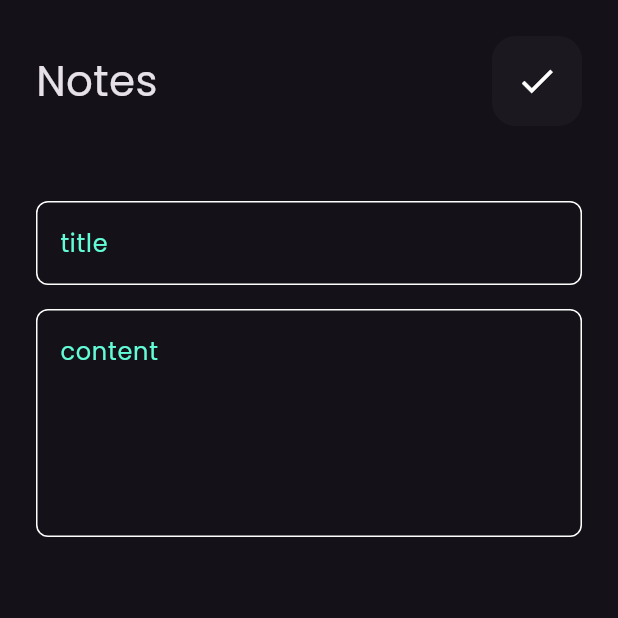
After one commit to mohammedmaher3333333/notes_app, a Flutter app: the screen it shows after launch, after a tap on "Flutter Tips", on a phone screen of 412 x 824 dp, the top half of it. The commit adds this screen. Run offline on Flutter 3.47's test engine with Material 3 defaults, Android fonts, the phone set to English and light mode, and no system bars; our stand-ins replace font_awesome_flutter.

Commit message:
finish note view ui done

```diff
--- a/lib/main.dart
+++ b/lib/main.dart
@@ -11,6 +11,7 @@ class NotesApp extends StatelessWidget {
   @override
   Widget build(BuildContext context) {
     return MaterialApp(
+      debugShowCheckedModeBanner: false,
       title: 'Flutter Demo',
       theme: ThemeData(
         brightness: Brightness.dark,
--- /dev/null
+++ b/lib/views/edit_note_view.dart
@@ -0,0 +1,13 @@
+import 'package:flutter/material.dart';
+import 'package:notes_app/views/widgets/edit_note_view_body.dart';
+
+class EditNoteView extends StatelessWidget {
+  const EditNoteView({super.key});
+
+  @override
+  Widget build(BuildContext context) {
+    return const Scaffold(
+      body: EditNoteViewBody(),
+    );
+  }
+}
--- a/lib/views/widgets/custom_app_bar.dart
+++ b/lib/views/widgets/custom_app_bar.dart
@@ -2,18 +2,23 @@ import 'package:flutter/material.dart';
 import 'package:notes_app/views/widgets/custom_search_icon.dart';
 
 class CustomAppBar extends StatelessWidget {
-  const CustomAppBar({super.key});
+  const CustomAppBar({super.key, required this.title, required this.icon});
+
+  final String title;
+  final IconData icon;
 
   @override
   Widget build(BuildContext context) {
-    return const Row(
+    return Row(
       children: [
         Text(
-          'Notes',
-          style: TextStyle(fontSize: 28),
+          title,
+          style: const TextStyle(fontSize: 28),
         ),
-        Spacer(),
-        CustomSearchIcon(),
+        const Spacer(),
+        CustomSearchIcon(
+          icon: icon,
+        ),
       ],
     );
   }
--- a/lib/views/widgets/custom_note_item.dart
+++ b/lib/views/widgets/custom_note_item.dart
@@ -1,12 +1,17 @@
 import 'package:flutter/material.dart';
 import 'package:font_awesome_flutter/font_awesome_flutter.dart';
+import 'package:notes_app/views/edit_note_view.dart';
 
 class NoteItem extends StatelessWidget {
   const NoteItem({super.key});
 
   @override
   Widget build(BuildContext context) {
-    return Container(
+    return GestureDetector(
+      onTap: (){
+        Navigator.push(context, MaterialPageRoute(builder: (context) => const EditNoteView(),));
+      },
+      child: Container(
         padding: const EdgeInsets.only(top: 24, bottom: 24, left: 16),
         decoration: BoxDecoration(
           color: const Color(0xffFFCC80),
@@ -56,6 +61,7 @@ class NoteItem extends StatelessWidget {
             ),
           ],
         ),
+      ),
     );
   }
 }
--- a/lib/views/widgets/custom_search_icon.dart
+++ b/lib/views/widgets/custom_search_icon.dart
@@ -1,8 +1,8 @@
 import 'package:flutter/material.dart';
 
 class CustomSearchIcon extends StatelessWidget {
-  const CustomSearchIcon({super.key});
-
+  const CustomSearchIcon({super.key, required this.icon});
+  final IconData icon;
   @override
   Widget build(BuildContext context) {
     return Container(
@@ -12,9 +12,9 @@ class CustomSearchIcon extends StatelessWidget {
         color: Colors.white.withOpacity(0.03),
         borderRadius: BorderRadius.circular(16),
       ),
-      child: const Center(
+      child: Center(
         child: Icon(
-          Icons.search,
+          icon,
           size: 28,
         ),
       ),
--- a/lib/views/widgets/custom_text_field.dart
+++ b/lib/views/widgets/custom_text_field.dart
@@ -14,7 +14,7 @@ class CustomTextField extends StatelessWidget {
       maxLines: maxLines,
       decoration: InputDecoration(
         hintText: hint,
-        hintStyle: const TextStyle(color: kPrimaryColor),
+        hintStyle: const TextStyle(color: kPrimaryColor,),
         border: buildOutlineInputBorder(),
         enabledBorder: buildOutlineInputBorder(),
         focusedBorder: buildOutlineInputBorder(color: kPrimaryColor),
--- /dev/null
+++ b/lib/views/widgets/edit_note_view_body.dart
@@ -0,0 +1,39 @@
+import 'package:flutter/material.dart';
+import 'package:notes_app/views/widgets/custom_app_bar.dart';
+import 'package:notes_app/views/widgets/custom_text_field.dart';
+
+class EditNoteViewBody extends StatelessWidget {
+  const EditNoteViewBody({super.key});
+
+  @override
+  Widget build(BuildContext context) {
+    return const SafeArea(
+      child: Padding(
+        padding: EdgeInsets.all(24.0),
+        child: SingleChildScrollView(
+          child: Column(
+            children: [
+              CustomAppBar(
+                title: 'Notes',
+                icon: Icons.check,
+              ),
+              SizedBox(
+                height: 50,
+              ),
+              CustomTextField(
+                hint: 'title',
+              ),
+              SizedBox(
+                height: 16,
+              ),
+              CustomTextField(
+                hint: 'content',
+                maxLines: 5,
+              ),
+            ],
+          ),
+        ),
+      ),
+    );
+  }
+}
--- a/lib/views/widgets/notes_view_body.dart
+++ b/lib/views/widgets/notes_view_body.dart
@@ -12,7 +12,7 @@ class NotesViewBody extends StatelessWidget {
         padding: EdgeInsets.all(24.0),
         child: Column(
           children: [
-            CustomAppBar(),
+            CustomAppBar(title: 'Notes', icon: Icons.search,),
             NotesListView(),
           ],
         ),
```
Lines whose indentation alone changed are shown as unchanged.
